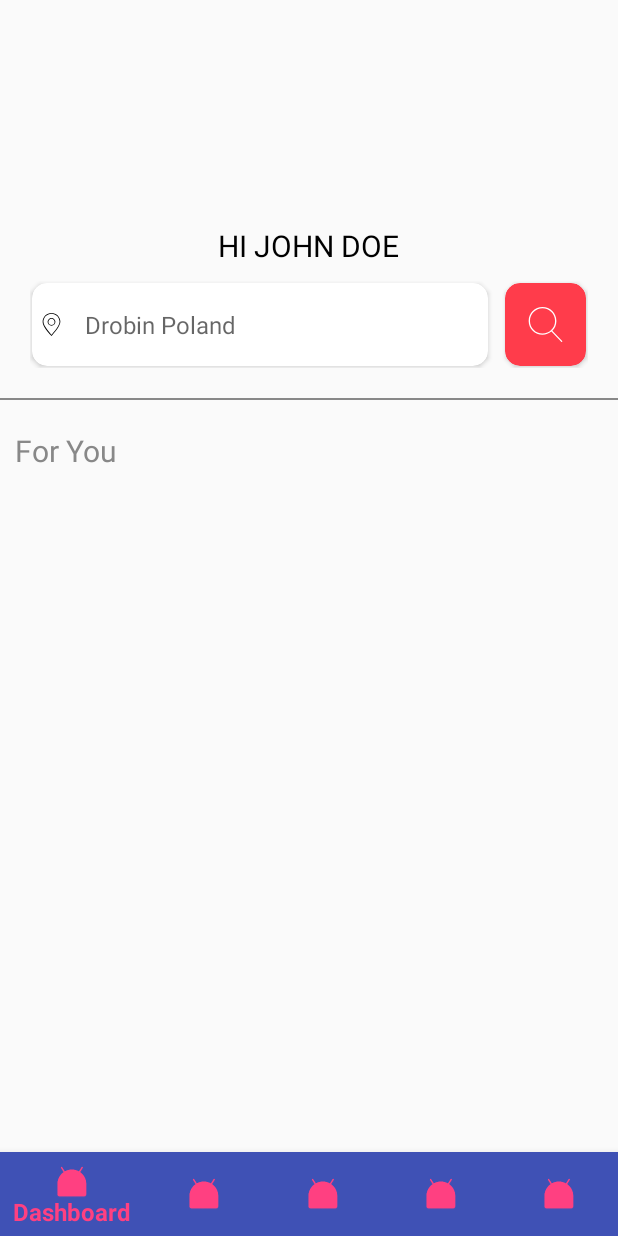
After one commit to KOUSHIKAndroid/Freewilder, an Android app: the layout activity_dashboard.xml on its own in the app's theme, with its tools: preview values and no code run, on a phone screen of 412 x 824 dp. The commit adds this screen. Run offline under Robolectric (Android 15) with nearby library versions, the phone set to English and light mode, and no system bars.

Commit message:
suraj 19 jun

```diff
--- a/app/build.gradle
+++ b/app/build.gradle
@@ -27,4 +27,7 @@ dependencies {
     compile 'com.android.support:appcompat-v7:25.3.1'
     compile 'com.android.support.constraint:constraint-layout:1.0.1'
     testCompile 'junit:junit:4.12'
+    compile 'com.android.support:cardview-v7:25.3.1'
+    compile 'com.android.support:design:25.3.1'
+    compile 'com.android.support:recyclerview-v7:25.3.1'
 }
--- /dev/null
+++ b/app/src/main/res/drawable/ic_blank_map_pointer_dashbord.xml
@@ -0,0 +1,5 @@
+<vector android:height="24dp" android:viewportHeight="325.469"
+    android:viewportWidth="325.469" android:width="24dp" xmlns:android="http://schemas.android.com/apk/res/android">
+    <path android:fillColor="#030303" android:pathData="M162.7,325.5l-13.3,-14.1c-18.7,-19.9 -112.3,-122.6 -112.3,-185.8C37.2,56.3 93.5,0 162.7,0c69.2,0 125.5,56.3 125.5,125.5c0,64.6 -100.8,173.6 -112.3,185.8L162.7,325.5zM162.7,11.7c-62.8,0 -113.8,51.1 -113.8,113.8c0,60.1 97.9,165.9 109.1,177.8l4.8,5.1l4.8,-5.1c40.5,-43.1 109.1,-129 109.1,-177.8C276.6,62.8 225.5,11.7 162.7,11.7z"/>
+    <path android:fillColor="#030303" android:pathData="M162.7,180.9c-30.5,0 -55.4,-24.8 -55.4,-55.4c0,-30.5 24.8,-55.4 55.4,-55.4c30.5,0 55.4,24.8 55.4,55.4C218.1,156.1 193.3,180.9 162.7,180.9zM162.7,81.9c-24.1,0 -43.7,19.6 -43.7,43.7c0,24.1 19.6,43.7 43.7,43.7c24.1,0 43.7,-19.6 43.7,-43.7C206.4,101.4 186.8,81.9 162.7,81.9z"/>
+</vector>
--- /dev/null
+++ b/app/src/main/res/drawable/ic_search_dashboard.xml
@@ -0,0 +1,4 @@
+<vector android:height="24dp" android:viewportHeight="52.966"
+    android:viewportWidth="52.966" android:width="24dp" xmlns:android="http://schemas.android.com/apk/res/android">
+    <path android:fillColor="#FFffffff" android:pathData="M51.7,51.27L36.85,35.82c3.79,-3.8 6.14,-9.04 6.14,-14.82c0,-11.58 -9.42,-21 -21,-21s-21,9.42 -21,21s9.42,21 21,21c5.08,0 9.75,-1.82 13.38,-4.83l14.9,15.49c0.2,0.2 0.46,0.31 0.72,0.31c0.25,0 0.5,-0.09 0.69,-0.28C52.07,52.3 52.09,51.67 51.7,51.27zM21.98,40c-10.48,0 -19,-8.52 -19,-19s8.52,-19 19,-19s19,8.52 19,19S32.46,40 21.98,40z"/>
+</vector>
--- /dev/null
+++ b/app/src/main/res/layout/activity_dashboard.xml
@@ -0,0 +1,129 @@
+<?xml version="1.0" encoding="utf-8"?>
+<RelativeLayout xmlns:android="http://schemas.android.com/apk/res/android"
+    android:layout_width="match_parent"
+    android:layout_height="match_parent"
+    xmlns:card_view="http://schemas.android.com/apk/res-auto"
+    xmlns:app="http://schemas.android.com/apk/res-auto"
+    xmlns:tools="http://schemas.android.com/tools">
+
+    <ImageView
+        android:id="@+id/img_profile"
+        android:layout_marginTop="60dp"
+        android:layout_width="80dp"
+        android:layout_height="80dp"
+        android:layout_centerHorizontal="true"/>
+
+    <TextView
+        android:id="@+id/tv_name"
+        android:layout_marginTop="10dp"
+        android:layout_centerHorizontal="true"
+        android:layout_below="@+id/img_profile"
+        android:layout_width="wrap_content"
+        android:layout_height="wrap_content"
+        android:text="Hi John Doe"
+        android:textAllCaps="true"
+        android:textColor="@color/colorBlack"
+        android:textSize="20sp"/>
+
+    <RelativeLayout
+        android:id="@+id/RRSearch"
+        android:layout_marginTop="10dp"
+        android:layout_below="@+id/tv_name"
+        android:layout_width="match_parent"
+        android:layout_height="58dp"
+        android:layout_marginLeft="20dp"
+        android:layout_marginRight="20dp">
+
+        <android.support.v7.widget.CardView
+            android:layout_margin="1dp"
+            android:id="@+id/card_view_search"
+            android:layout_width="54dp"
+            android:layout_height="match_parent"
+            android:layout_alignParentRight="true"
+            android:elevation="3dp"
+            card_view:cardCornerRadius="10dp"
+            card_view:cardBackgroundColor="@color/colorRed"
+            card_view:contentPadding="15dp">
+
+            <ImageView
+                android:src="@drawable/ic_search_dashboard"
+                android:layout_width="match_parent"
+                android:layout_height="match_parent" />
+
+        </android.support.v7.widget.CardView>
+
+
+        <android.support.v7.widget.CardView
+            android:layout_marginTop="1dp"
+            android:layout_marginBottom="1dp"
+            android:layout_marginLeft="1dp"
+            android:layout_marginRight="10dp"
+            android:layout_toLeftOf="@+id/card_view_search"
+            android:layout_width="match_parent"
+            android:layout_height="match_parent"
+            android:elevation="3dp"
+            card_view:cardCornerRadius="10dp"
+            >
+
+            <RelativeLayout
+                android:layout_width="match_parent"
+                android:layout_height="match_parent">
+
+                <EditText
+                    android:id="@+id/edt_search"
+                    android:background="@android:color/transparent"
+                    android:hint="Drobin Poland"
+                    android:paddingLeft="35dp"
+                    android:layout_width="match_parent"
+                    android:layout_height="match_parent" />
+
+                <ImageView
+                    android:layout_marginLeft="5dp"
+                    android:src="@drawable/ic_blank_map_pointer_dashbord"
+                    android:layout_centerVertical="true"
+                    android:layout_width="15dp"
+                    android:layout_height="15dp" />
+
+            </RelativeLayout>
+
+        </android.support.v7.widget.CardView>
+    </RelativeLayout>
+
+
+
+    <View
+        android:id="@+id/view_horizontal_line"
+        android:layout_marginTop="20dp"
+        android:layout_below="@+id/RRSearch"
+        android:layout_width="match_parent"
+        android:layout_height="1dp"
+        android:background="@color/colorGray"/>
+
+
+    <TextView
+        android:layout_marginLeft="10dp"
+        android:layout_marginTop="20dp"
+        android:layout_below="@+id/view_horizontal_line"
+        android:text="For You"
+        android:textColor="@color/colorGray"
+        android:textSize="20sp"
+        android:layout_width="wrap_content"
+        android:layout_height="wrap_content" />
+
+
+    <android.support.design.widget.BottomNavigationView
+        android:id="@+id/navigation"
+        android:layout_width="match_parent"
+        android:layout_height="56dp"
+        android:layout_gravity="start"
+        app:menu="@menu/dashboard_navigation_items"
+        tools:layout_editor_absoluteY="0dp"
+        tools:layout_editor_absoluteX="8dp"
+        android:layout_alignParentBottom="true"
+        app:layout_scrollFlags="scroll|enterAlways|snap"
+        app:itemBackground="@color/colorPrimary"
+        app:itemIconTint="@color/colorAccent"
+        app:itemTextColor="@color/colorAccent"
+        />
+
+</RelativeLayout>
--- a/app/src/main/res/layout/activity_signin_signup.xml
+++ b/app/src/main/res/layout/activity_signin_signup.xml
@@ -3,7 +3,6 @@
     android:layout_width="match_parent"
     android:layout_height="match_parent"
     android:background="@drawable/mainbg">
-
 
     <RelativeLayout
         android:id="@+id/RLFacebookLogin"
--- /dev/null
+++ b/app/src/main/res/menu/dashboard_navigation_items.xml
@@ -0,0 +1,26 @@
+<?xml version="1.0" encoding="utf-8"?>
+<menu xmlns:android="http://schemas.android.com/apk/res/android"
+    xmlns:app="http://schemas.android.com/apk/res-auto">
+
+    <item android:id="@+id/action_dashboard"
+        android:title="@string/menu_dashboard"
+        android:icon="@mipmap/ic_launcher" />
+
+    <item android:id="@+id/action_search"
+        android:title="@string/menu_search"
+        android:icon="@mipmap/ic_launcher"
+       />
+
+    <item android:id="@+id/action_collection"
+        android:title="@string/menu_collection"
+        android:icon="@mipmap/ic_launcher" />
+
+    <item android:id="@+id/action_message"
+        android:title="@string/menu_message"
+        android:icon="@mipmap/ic_launcher"
+        />
+    <item android:id="@+id/action_sidemenu"
+        android:title="@string/menu_sidemenu"
+        android:icon="@mipmap/ic_launcher" />
+
+</menu>
--- a/app/src/main/res/values/colors.xml
+++ b/app/src/main/res/values/colors.xml
@@ -8,5 +8,8 @@
     <color name="colorBlue">#274f9b</color>
     <color name="colorGreen">#00B384</color>
     <color name="colorYellow">#FFBC5C</color>
+    <color name="colorBlack">#000000</color>
+    <color name="colorGray">#ff888888</color>
+    <color name="colorRed">#ffFF3C4B</color>
 
 </resources>
--- a/app/src/main/res/values/strings.xml
+++ b/app/src/main/res/values/strings.xml
@@ -13,5 +13,10 @@
     <string name="terms_of_service">Terms of service,</string>
     <string name="payments_terms_of_service">Payments Terms of service,</string>
     <string name="privacy_policy">Privacy Policy.</string>
+    <string name="menu_dashboard">Dashboard</string>
+    <string name="menu_search">Search</string>
+    <string name="menu_collection">Collection</string>
+    <string name="menu_message">Message</string>
+    <string name="menu_sidemenu">SideMenu</string>
 
 </resources>
```
Also changed, not shown: app/src/main/java/freewilder/rockme/com/freewilder/Activity/DashBoardActivity.java (added, +35 -0 lines), app/src/main/java/freewilder/rockme/com/freewilder/adapters/DashboardRecyclerViewAdapter.java (added, +51 -0 lines), app/src/main/java/freewilder/rockme/com/freewilder/pojo/SetGetDashboard.java (added, +8 -0 lines), app/src/main/res/layout/adapter_dashboard_header_child.xml (added, +91 -0 lines).
